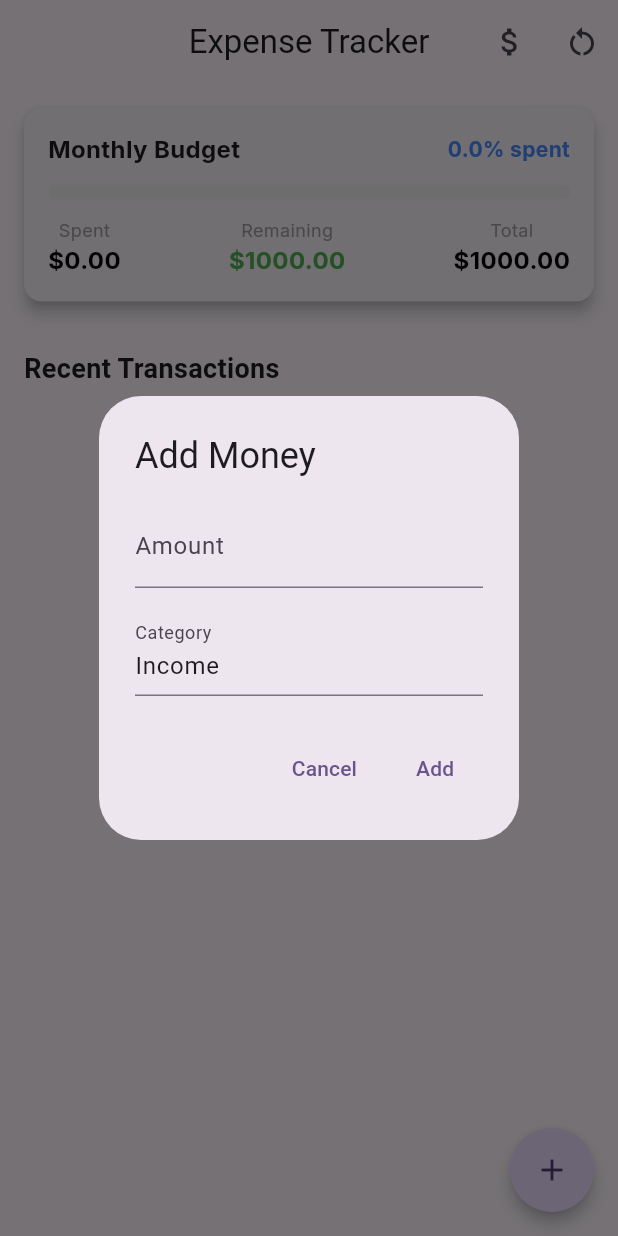
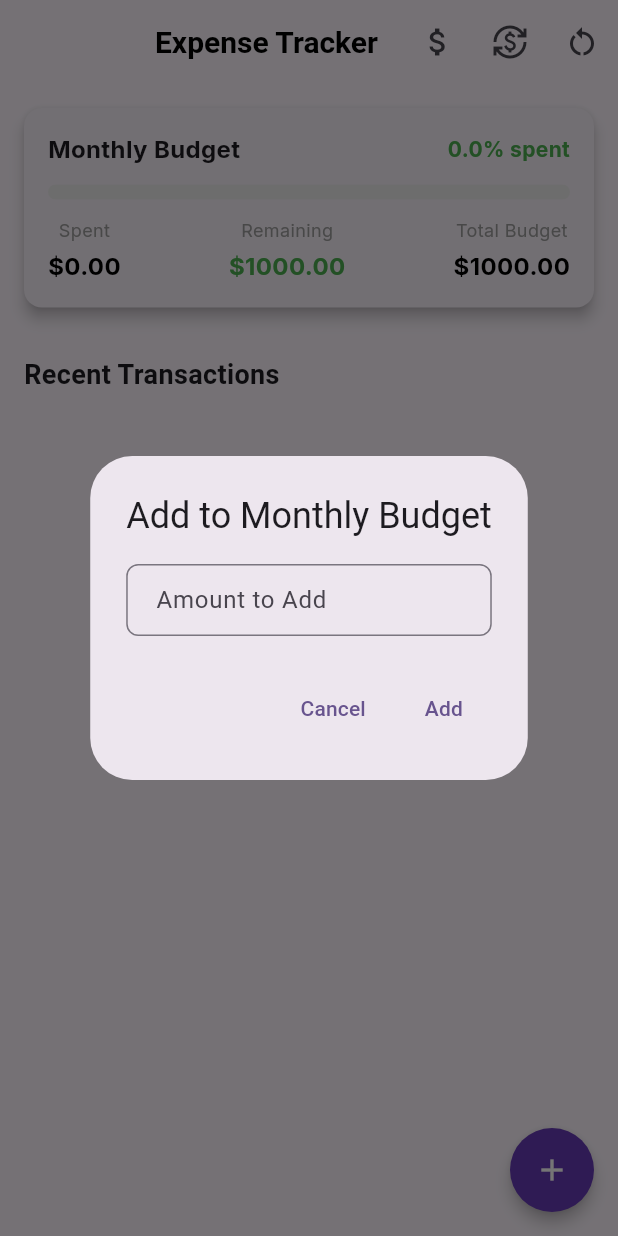
Before and after one commit to Aarav74/expense_tracker, a Flutter app: the screen it shows after launch, after a tap on the "attach money" icon, on a phone screen of 412 x 824 dp. Run offline on Flutter 3.47's test engine with Material 3 defaults, Android fonts, the phone set to English and light mode, and no system bars; our stand-ins replace fl_chart, flutter_local_notifications, google_fonts, hive, hive_flutter, timezone; accounts and stored records are empty.

Commit message:
more functionalities

```diff
--- a/lib/main.dart
+++ b/lib/main.dart
@@ -7,6 +7,7 @@ import 'package:expense_tracker/screens/add_expense_screen.dart';
 import 'package:provider/provider.dart';
 import 'package:expense_tracker/services/database_service.dart';
 import 'package:expense_tracker/services/notification_service.dart';
+import 'package:expense_tracker/services/currency_service.dart';
 
 Future<void> main() async {
   // Ensure Flutter binding is initialized
@@ -27,11 +28,14 @@ Future<void> main() async {
     // Open required boxes
     final expenseBox = await Hive.openBox<Expense>('expenses');
     final archiveBox = await Hive.openBox<List<Expense>>('expenses_archive');
+    final budgetBox = await Hive.openBox<double>('monthly_budget');
+    final currencyBox = await Hive.openBox<String>('currency_preferences');
 
-    // Initialize notification service
+    // Initialize services
     final notificationService = NotificationService();
     await notificationService.initialize();
     await notificationService.requestPermissions();
+    final currencyService = CurrencyService(currencyBox);
 
     // Run the app with providers
     runApp(
@@ -41,9 +45,13 @@ Future<void> main() async {
             create: (context) => DatabaseService(
               expenseBox: expenseBox,
               archiveBox: archiveBox,
+              budgetBox: budgetBox,
+              notificationService: notificationService,
+              currencyService: currencyService,
             ),
             lazy: false,
           ),
+          ChangeNotifierProvider.value(value: currencyService),
           Provider.value(value: notificationService),
         ],
         child: const MyApp(),
@@ -125,10 +133,17 @@ class AppTheme {
       centerTitle: true,
       elevation: 0,
       scrolledUnderElevation: 2,
+      titleTextStyle: TextStyle(
+        fontSize: 20,
+        fontWeight: FontWeight.bold,
+        color: Colors.black,
+      ),
     ),
     floatingActionButtonTheme: const FloatingActionButtonThemeData(
       elevation: 4,
       shape: CircleBorder(),
+      backgroundColor: Colors.deepPurple,
+      foregroundColor: Colors.white,
     ),
     cardTheme: CardTheme(
       elevation: 2,
@@ -136,6 +151,12 @@ class AppTheme {
         borderRadius: BorderRadius.circular(12),
       ),
       margin: const EdgeInsets.symmetric(horizontal: 16, vertical: 8),
+    ),
+    inputDecorationTheme: InputDecorationTheme(
+      border: OutlineInputBorder(
+        borderRadius: BorderRadius.circular(8),
+      ),
+      contentPadding: const EdgeInsets.symmetric(horizontal: 16, vertical: 12),
     ),
   );
 
@@ -149,10 +170,17 @@ class AppTheme {
       centerTitle: true,
       elevation: 0,
       scrolledUnderElevation: 2,
+      titleTextStyle: TextStyle(
+        fontSize: 20,
+        fontWeight: FontWeight.bold,
+        color: Colors.white,
+      ),
     ),
     floatingActionButtonTheme: const FloatingActionButtonThemeData(
       elevation: 4,
       shape: CircleBorder(),
+      backgroundColor: Colors.deepPurpleAccent,
+      foregroundColor: Colors.white,
     ),
     cardTheme: CardTheme(
       elevation: 2,
@@ -161,5 +189,11 @@ class AppTheme {
       ),
       margin: const EdgeInsets.symmetric(horizontal: 16, vertical: 8),
     ),
+    inputDecorationTheme: InputDecorationTheme(
+      border: OutlineInputBorder(
+        borderRadius: BorderRadius.circular(8),
+      ),
+      contentPadding: const EdgeInsets.symmetric(horizontal: 16, vertical: 12),
+    ),
   );
 }
--- a/lib/screens/home_screen.dart
+++ b/lib/screens/home_screen.dart
@@ -1,7 +1,7 @@
 import 'package:flutter/material.dart';
 import 'package:provider/provider.dart';
-import 'package:expense_tracker/models/expense.dart';
 import 'package:expense_tracker/services/database_service.dart';
+import 'package:expense_tracker/services/currency_service.dart';
 import 'package:expense_tracker/widgets/budget_progress_card.dart';
 import 'package:expense_tracker/widgets/transaction_list.dart';
 
@@ -11,6 +11,7 @@ class HomeScreen extends StatelessWidget {
   @override
   Widget build(BuildContext context) {
     final db = Provider.of<DatabaseService>(context);
+    final currency = Provider.of<CurrencyService>(context);
 
     return Scaffold(
       appBar: AppBar(
@@ -18,8 +19,13 @@ class HomeScreen extends StatelessWidget {
         actions: [
           IconButton(
             icon: const Icon(Icons.attach_money),
-            tooltip: 'Add Money',
-            onPressed: () => _showAddMoneyDialog(context, db),
+            tooltip: 'Add to Budget',
+            onPressed: () => _showAddToBudgetDialog(context, db, currency),
+          ),
+          IconButton(
+            icon: const Icon(Icons.currency_exchange),
+            tooltip: 'Change Currency',
+            onPressed: () => _showCurrencyDialog(context, currency),
           ),
           IconButton(
             icon: const Icon(Icons.restart_alt),
@@ -46,7 +52,8 @@ class HomeScreen extends StatelessWidget {
                   children: [
                     BudgetProgressCard(
                       spentAmount: db.totalSpent,
-                      totalBudget: db.monthlyLimit,
+                      totalBudget: db.monthlyBudget,
+                      currency: currency,
                     ),
                     const SizedBox(height: 16),
                     const Padding(
@@ -64,6 +71,7 @@ class HomeScreen extends StatelessWidget {
                     ),
                     TransactionList(
                       expenses: db.getRecentExpenses(),
+                      currency: currency,
                       onRemove: (expense) async {
                         try {
                           await db.deleteExpense(expense.id);
@@ -92,30 +100,27 @@ class HomeScreen extends StatelessWidget {
     );
   }
 
-  Future<void> _showAddMoneyDialog(BuildContext context, DatabaseService db) async {
+  Future<void> _showAddToBudgetDialog(
+    BuildContext context,
+    DatabaseService db,
+    CurrencyService currency
+  ) async {
     final amountController = TextEditingController();
-    final categoryController = TextEditingController(text: 'Income');
 
     await showDialog(
       context: context,
       builder: (context) => AlertDialog(
-        title: const Text('Add Money'),
+        title: const Text('Add to Monthly Budget'),
         content: Column(
           mainAxisSize: MainAxisSize.min,
           children: [
             TextField(
               controller: amountController,
               keyboardType: TextInputType.number,
-              decoration: const InputDecoration(
-                labelText: 'Amount',
-                prefixText: '\$',
-              ),
-            ),
-            const SizedBox(height: 16),
-            TextField(
-              controller: categoryController,
-              decoration: const InputDecoration(
-                labelText: 'Category',
+              decoration: InputDecoration(
+                labelText: 'Amount to Add',
+                prefixText: currency.currencySymbol,
+                hintText: 'Enter amount',
               ),
             ),
           ],
@@ -130,27 +135,23 @@ class HomeScreen extends StatelessWidget {
               final amount = double.tryParse(amountController.text) ?? 0;
               if (amount > 0) {
                 try {
-                  await db.addExpense(Expense(
-                    id: DateTime.now().millisecondsSinceEpoch.toString(),
-                    title: 'Added Money',
-                    amount: -amount, // Negative amount increases available budget
-                    date: DateTime.now(),
-                    category: categoryController.text,
-                  ));
+                  await db.addToBudget(amount);
                   // ignore: use_build_context_synchronously
                   Navigator.pop(context);
                   // ignore: use_build_context_synchronously
                   ScaffoldMessenger.of(context).showSnackBar(
-                    const SnackBar(
-                      content: Text('Money added successfully!'),
-                      duration: Duration(seconds: 2),
+                    SnackBar(
+                      content: Text(
+                        '${currency.formatAmount(amount)} added to monthly budget!',
+                      ),
+                      duration: const Duration(seconds: 2),
                     ),
                   );
                 } catch (e) {
                   // ignore: use_build_context_synchronously
                   ScaffoldMessenger.of(context).showSnackBar(
                     SnackBar(
-                      content: Text('Failed to add money: ${e.toString()}'),
+                      content: Text('Failed to add to budget: ${e.toString()}'),
                     ),
                   );
                 }
@@ -169,6 +170,38 @@ class HomeScreen extends StatelessWidget {
     );
   }
 
+  Future<void> _showCurrencyDialog(
+    BuildContext context,
+    CurrencyService currency
+  ) async {
+    await showDialog(
+      context: context,
+      builder: (context) => AlertDialog(
+        title: const Text('Select Currency'),
+        content: SizedBox(
+          width: double.minPositive,
+          child: ListView.builder(
+            shrinkWrap: true,
+            itemCount: currency.availableCurrencies.length,
+            itemBuilder: (context, index) {
+              final code = currency.availableCurrencies[index];
+              return ListTile(
+                title: Text(code),
+                trailing: currency.currentCurrency == code
+                    ? const Icon(Icons.check)
+                    : null,
+                onTap: () {
+                  currency.setCurrency(code);
+                  Navigator.pop(context);
+                },
+              );
+            },
+          ),
+        ),
+      ),
+    );
+  }
+
   Future<void> _showResetConfirmationDialog(
       BuildContext context, DatabaseService db) async {
     return showDialog<void>(
@@ -177,7 +210,7 @@ class HomeScreen extends StatelessWidget {
         return AlertDialog(
           title: const Text('Reset Expenses'),
           content: const Text(
-              'Are you sure you want to reset all expenses for the new month? This action cannot be undone.'),
+              'Are you sure you want to reset all expenses and budget for the new month? This action cannot be undone.'),
           actions: <Widget>[
             TextButton(
               child: const Text('Cancel'),
@@ -193,7 +226,7 @@ class HomeScreen extends StatelessWidget {
                   // ignore: use_build_context_synchronously
                   ScaffoldMessenger.of(context).showSnackBar(
                     const SnackBar(
-                      content: Text('Expenses reset for new month'),
+                      content: Text('Expenses and budget reset for new month'),
                       duration: Duration(seconds: 2),
                     ),
                   );
--- /dev/null
+++ b/lib/services/currency_service.dart
@@ -0,0 +1,34 @@
+import 'package:flutter/material.dart';
+import 'package:hive/hive.dart';
+
+class CurrencyService extends ChangeNotifier {
+  final Box<String> _currencyBox;
+  static const String _defaultCurrency = 'USD';
+  static const Map<String, String> _currencySymbols = {
+    'USD': '\$',
+    'EUR': '€',
+    'GBP': '£',
+    'JPY': '¥',
+    'INR': '₹',
+    'CAD': '\$',
+    'AUD': '\$',
+  };
+
+  CurrencyService(this._currencyBox);
+
+  String get currentCurrency => _currencyBox.get('currency') ?? _defaultCurrency;
+  String get currencySymbol => _currencySymbols[currentCurrency] ?? '\$';
+
+  List<String> get availableCurrencies => _currencySymbols.keys.toList();
+
+  Future<void> setCurrency(String currencyCode) async {
+    if (_currencySymbols.containsKey(currencyCode)) {
+      await _currencyBox.put('currency', currencyCode);
+      notifyListeners();
+    }
+  }
+
+  String formatAmount(double amount) {
+    return '$currencySymbol${amount.toStringAsFixed(2)}';
+  }
+}
--- a/lib/services/database_service.dart
+++ b/lib/services/database_service.dart
@@ -2,51 +2,61 @@ import 'package:flutter/material.dart';
 import 'package:hive/hive.dart';
 import 'package:expense_tracker/models/expense.dart';
 import 'package:expense_tracker/services/notification_service.dart';
+import 'package:expense_tracker/services/currency_service.dart';
 
 class DatabaseService extends ChangeNotifier {
   late final Box<Expense> _expenseBox;
-  late final Box<List<Expense>> _archiveBox; // For archiving
-  double _monthlyLimit = 1000.0;
+  late final Box<List<Expense>> _archiveBox;
+  late final Box<double> _budgetBox; // New box for budget storage
   bool _isInitialized = false;
-  final NotificationService _notificationService = NotificationService();
+  final NotificationService _notificationService;
+  final CurrencyService _currencyService;
 
-  /// Initialize with required Hive boxes
   DatabaseService({
     required Box<Expense> expenseBox,
     required Box<List<Expense>> archiveBox,
-  }) {
-    _expenseBox = expenseBox;
-    _archiveBox = archiveBox;
+    required Box<double> budgetBox,
+    required NotificationService notificationService,
+    required CurrencyService currencyService,
+  }) :
+    _expenseBox = expenseBox,
+    _archiveBox = archiveBox,
+    _budgetBox = budgetBox,
+    _notificationService = notificationService,
+    _currencyService = currencyService {
     _isInitialized = true;
-    _initializeNotificationService();
+    _initializeServices();
   }
 
-  /// Async initialization alternative
   Future<void> init() async {
     if (!_isInitialized) {
       _expenseBox = await Hive.openBox<Expense>('expenses');
       _archiveBox = await Hive.openBox<List<Expense>>('expenses_archive');
+      _budgetBox = await Hive.openBox<double>('monthly_budget');
       _isInitialized = true;
-      await _initializeNotificationService();
+      await _initializeServices();
     }
   }
 
-  Future<void> _initializeNotificationService() async {
+  Future<void> _initializeServices() async {
     await _notificationService.initialize();
   }
 
-  // Check initialization status
-  bool get isInitialized => _isInitialized;
+  // Budget Management
+  double get monthlyBudget => _budgetBox.get('current_budget', defaultValue: 1000.0) ?? 1000.0;
 
-  // Monthly budget methods
-  double get monthlyLimit => _monthlyLimit;
-
-  set monthlyLimit(double value) {
-    _monthlyLimit = value;
+  Future<void> setMonthlyBudget(double amount) async {
+    await _budgetBox.put('current_budget', amount);
     notifyListeners();
   }
 
-  // Expense methods
+  Future<void> addToBudget(double amount) async {
+    final currentBudget = monthlyBudget;
+    await _budgetBox.put('current_budget', currentBudget + amount);
+    notifyListeners();
+  }
+
+  // Expense Management
   List<Expense> get expenses {
     _checkInitialization();
     return _expenseBox.values.toList();
@@ -89,11 +99,12 @@ class DatabaseService extends ChangeNotifier {
     }
   }
 
-  // Reset functionality
+  // Monthly Reset
   Future<void> resetForNewMonth() async {
     _checkInitialization();
     await _archiveCurrentMonthExpenses();
     await _expenseBox.clear();
+    await _budgetBox.put('current_budget', 0.0); // Reset budget to 0
     notifyListeners();
   }
 
@@ -109,19 +120,7 @@ class DatabaseService extends ChangeNotifier {
     }
   }
 
-  Future<List<Expense>> getArchivedExpenses(String monthYear) async {
-    _checkInitialization();
-    return _archiveBox.get(monthYear, defaultValue: []) ?? [];
-  }
-
-  Future<void> clearAll() async {
-    _checkInitialization();
-    await _expenseBox.clear();
-    await _archiveBox.clear();
-    notifyListeners();
-  }
-
-  // Analytics methods
+  // Analytics
   double get totalSpent {
     _checkInitialization();
     return _expenseBox.values.fold(0.0, (sum, expense) => sum + expense.amount);
@@ -129,44 +128,17 @@ class DatabaseService extends ChangeNotifier {
 
   double get remainingBudget {
     _checkInitialization();
-    return _monthlyLimit - totalSpent;
-  }
-
-  Map<String, double> get categoryWiseExpenses {
-    _checkInitialization();
-    final Map<String, double> result = {};
-    for (var expense in _expenseBox.values) {
-      result.update(
-        expense.category,
-        (value) => value + expense.amount,
-        ifAbsent: () => expense.amount,
-      );
-    }
-    return result;
-  }
-
-  Map<DateTime, double> get dailyExpenses {
-    _checkInitialization();
-    final Map<DateTime, double> result = {};
-    for (var expense in _expenseBox.values) {
-      final date = DateTime(expense.date.year, expense.date.month, expense.date.day);
-      result.update(
-        date,
-        (value) => value + expense.amount,
-        ifAbsent: () => expense.amount,
-      );
-    }
-    return result;
+    return monthlyBudget - totalSpent;
   }
 
   double get budgetProgress {
     _checkInitialization();
-    return totalSpent / _monthlyLimit;
+    return monthlyBudget > 0 ? totalSpent / monthlyBudget : 0;
   }
 
   bool get isBudgetExceeded {
     _checkInitialization();
-    return totalSpent > _monthlyLimit;
+    return totalSpent > monthlyBudget;
   }
 
   bool get isApproachingBudget {
@@ -174,25 +146,30 @@ class DatabaseService extends ChangeNotifier {
     return budgetProgress >= 0.8 && !isBudgetExceeded;
   }
 
-  // Notification handling
+  // Notifications
   Future<void> _checkBudgetAndNotify(BuildContext? context) async {
     _checkInitialization();
 
     if (isBudgetExceeded) {
+      final overspendAmount = totalSpent - monthlyBudget;
       await _notificationService.showInstantNotification(
         title: 'Budget Exceeded!',
-        body: 'You have exceeded your monthly budget by \$${(totalSpent - _monthlyLimit).toStringAsFixed(2)}',
+        body: 'You exceeded budget by ${_currencyService.formatAmount(overspendAmount)}',
       );
 
       if (context != null && context.mounted) {
-        _showBudgetAlert(context, 'Budget Exceeded',
-          'You have spent \$${totalSpent.toStringAsFixed(2)} this month, exceeding your \$${_monthlyLimit.toStringAsFixed(2)} budget.');
+        _showBudgetAlert(
+          context,
+          'Budget Exceeded',
+          'You spent ${_currencyService.formatAmount(totalSpent)} of '
+          '${_currencyService.formatAmount(monthlyBudget)} budget.'
+        );
       }
     }
     else if (isApproachingBudget) {
       await _notificationService.showInstantNotification(
         title: 'Budget Warning',
-        body: 'You have used ${(budgetProgress * 100).toStringAsFixed(0)}% of your monthly budget',
+        body: 'You used ${(budgetProgress * 100).toStringAsFixed(0)}% of your budget',
       );
     }
   }
@@ -213,10 +190,19 @@ class DatabaseService extends ChangeNotifier {
     );
   }
 
-  // Initialization check
+  // Helper Methods
   void _checkInitialization() {
     if (!_isInitialized) {
       throw Exception('DatabaseService not initialized. Call init() first.');
     }
   }
+
+  // Cleanup
+  @override
+  Future<void> dispose() async {
+    super.dispose();
+    await _expenseBox.close();
+    await _archiveBox.close();
+    await _budgetBox.close();
+  }
 }
--- a/lib/widgets/budget_progress_card.dart
+++ b/lib/widgets/budget_progress_card.dart
@@ -1,26 +1,33 @@
+import 'package:expense_tracker/services/currency_service.dart';
 import 'package:flutter/material.dart';
 import 'package:google_fonts/google_fonts.dart';
 
 class BudgetProgressCard extends StatelessWidget {
   final double spentAmount;
   final double totalBudget;
+  final CurrencyService currency;
 
   const BudgetProgressCard({
     super.key,
     required this.spentAmount,
     required this.totalBudget,
+    required this.currency,
   });
 
   @override
   Widget build(BuildContext context) {
-    // Handle division by zero and negative values
+    // Calculate budget metrics
     final progress = totalBudget > 0 ? (spentAmount / totalBudget).clamp(0.0, 1.0) : 0.0;
     final remaining = (totalBudget - spentAmount).clamp(0.0, totalBudget);
     final percentage = (progress * 100).toStringAsFixed(1);
+    final isOverBudget = remaining < 0;
 
-    // Determine colors based on budget usage
+    // Determine colors based on budget status
     final progressColor = _getProgressColor(progress);
-    final remainingColor = remaining < 0 ? Colors.red : Colors.green;
+    final remainingColor = isOverBudget ? Colors.red : Colors.green;
+    final remainingText = isOverBudget
+        ? 'Over by ${currency.formatAmount(-remaining)}'
+        : currency.formatAmount(remaining);
 
     return Card(
       margin: const EdgeInsets.all(16),
@@ -33,6 +40,7 @@ class BudgetProgressCard extends StatelessWidget {
         child: Column(
           crossAxisAlignment: CrossAxisAlignment.start,
           children: [
+            // Budget title and percentage
             Row(
               mainAxisAlignment: MainAxisAlignment.spaceBetween,
               children: [
@@ -53,45 +61,66 @@ class BudgetProgressCard extends StatelessWidget {
               ],
             ),
             const SizedBox(height: 12),
+
+            // Progress bar
             ClipRRect(
               borderRadius: BorderRadius.circular(5),
               child: LinearProgressIndicator(
-                value: progress,
+                value: progress > 1 ? 1 : progress,
                 backgroundColor: Colors.grey[200],
                 valueColor: AlwaysStoppedAnimation(progressColor),
                 minHeight: 10,
               ),
             ),
             const SizedBox(height: 12),
+
+            // Budget metrics
             Row(
               mainAxisAlignment: MainAxisAlignment.spaceBetween,
               children: [
-                _buildAmountColumn(
+                // Spent amount
+                _buildMetricColumn(
                   label: 'Spent',
-                  amount: spentAmount,
+                  value: currency.formatAmount(spentAmount),
                   color: Colors.black,
                 ),
-                _buildAmountColumn(
-                  label: 'Remaining',
-                  amount: remaining,
+
+                // Remaining/Over budget
+                _buildMetricColumn(
+                  label: isOverBudget ? 'Over Budget' : 'Remaining',
+                  value: remainingText,
                   color: remainingColor,
                 ),
-                _buildAmountColumn(
-                  label: 'Total',
-                  amount: totalBudget,
+
+                // Total budget
+                _buildMetricColumn(
+                  label: 'Total Budget',
+                  value: currency.formatAmount(totalBudget),
                   color: Colors.black,
                 ),
               ],
             ),
+
+            // Warning message if over budget
+            if (isOverBudget) ...[
+              const SizedBox(height: 12),
+              Text(
+                'You have exceeded your budget!',
+                style: GoogleFonts.inter(
+                  color: Colors.red,
+                  fontWeight: FontWeight.bold,
+                ),
+              ),
+            ],
           ],
         ),
       ),
     );
   }
 
-  Widget _buildAmountColumn({
+  Widget _buildMetricColumn({
     required String label,
-    required double amount,
+    required String value,
     required Color color,
   }) {
     return Column(
@@ -104,8 +133,9 @@ class BudgetProgressCard extends StatelessWidget {
             color: Colors.grey,
           ),
         ),
+        const SizedBox(height: 4),
         Text(
-          '\$${amount.toStringAsFixed(2)}',
+          value,
           style: GoogleFonts.inter(
             fontSize: 16,
             fontWeight: FontWeight.bold,
@@ -117,8 +147,9 @@ class BudgetProgressCard extends StatelessWidget {
   }
 
   Color _getProgressColor(double progress) {
-    if (progress >= 0.9) return Colors.red;
-    if (progress >= 0.7) return Colors.orange;
-    return Colors.blueAccent;
+    if (progress >= 1.0) return Colors.red;
+    if (progress >= 0.8) return Colors.orange;
+    if (progress >= 0.5) return Colors.blue;
+    return Colors.green;
   }
 }
--- a/lib/widgets/transaction_list.dart
+++ b/lib/widgets/transaction_list.dart
@@ -1,4 +1,5 @@
 import 'package:expense_tracker/screens/analytics_screen.dart';
+import 'package:expense_tracker/services/currency_service.dart';
 import 'package:flutter/material.dart';
 import 'package:expense_tracker/models/expense.dart';
 import 'package:intl/intl.dart';
@@ -10,7 +11,7 @@ class TransactionList extends StatelessWidget {
   const TransactionList({
     super.key,
     required this.expenses,
-    required this.onRemove,
+    required this.onRemove, required CurrencyService currency,
   });
 
   @override
```
